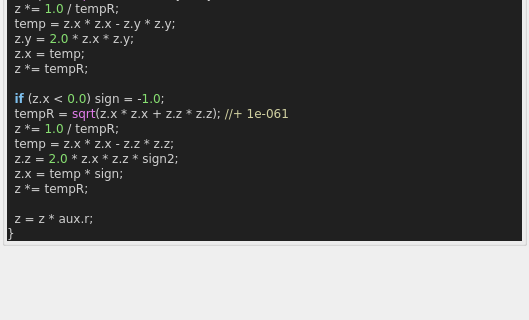
Before: the Qt Designer form mandelbulber2/formula/ui/fractal_mandelbulb3.ui in buddhi1980/mandelbulber2, drawn with Qt 5; both pictures show x 0 to 529 and y 292 to 612 of the 529 by 612 pixel window.
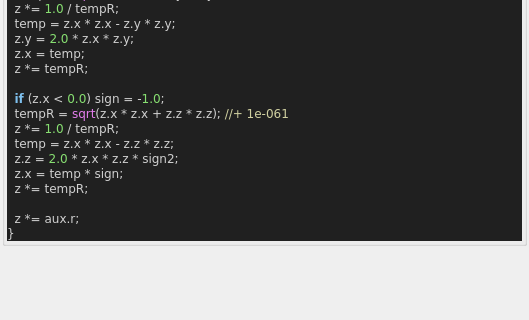
After: the same form once the commit is applied. Custom widgets are drawn as their Qt base class.

Diff of the .ui file:
```diff
--- a/mandelbulber2/formula/ui/fractal_mandelbulb3.ui
+++ b/mandelbulber2/formula/ui/fractal_mandelbulb3.ui
@@ -92,7 +92,7 @@
   z&lt;span style=&quot;color:#d0d0d0&quot;&gt;.&lt;/span&gt;x &lt;span style=&quot;color:#d0d0d0&quot;&gt;=&lt;/span&gt; temp &lt;span style=&quot;color:#d0d0d0&quot;&gt;*&lt;/span&gt; sign&lt;span style=&quot;color:#d0d0d0&quot;&gt;;&lt;/span&gt;
   z &lt;span style=&quot;color:#d0d0d0&quot;&gt;*=&lt;/span&gt; tempR&lt;span style=&quot;color:#d0d0d0&quot;&gt;;&lt;/span&gt;
 
-  z &lt;span style=&quot;color:#d0d0d0&quot;&gt;=&lt;/span&gt; z &lt;span style=&quot;color:#d0d0d0&quot;&gt;*&lt;/span&gt; aux&lt;span style=&quot;color:#d0d0d0&quot;&gt;.&lt;/span&gt;r&lt;span style=&quot;color:#d0d0d0&quot;&gt;;&lt;/span&gt;
+  z &lt;span style=&quot;color:#d0d0d0&quot;&gt;*=&lt;/span&gt; aux&lt;span style=&quot;color:#d0d0d0&quot;&gt;.&lt;/span&gt;r&lt;span style=&quot;color:#d0d0d0&quot;&gt;;&lt;/span&gt;
 &lt;span style=&quot;color:#d0d0d0&quot;&gt;}&lt;/span&gt;
 &lt;/pre&gt;
 &lt;/body&gt;</string>
```
